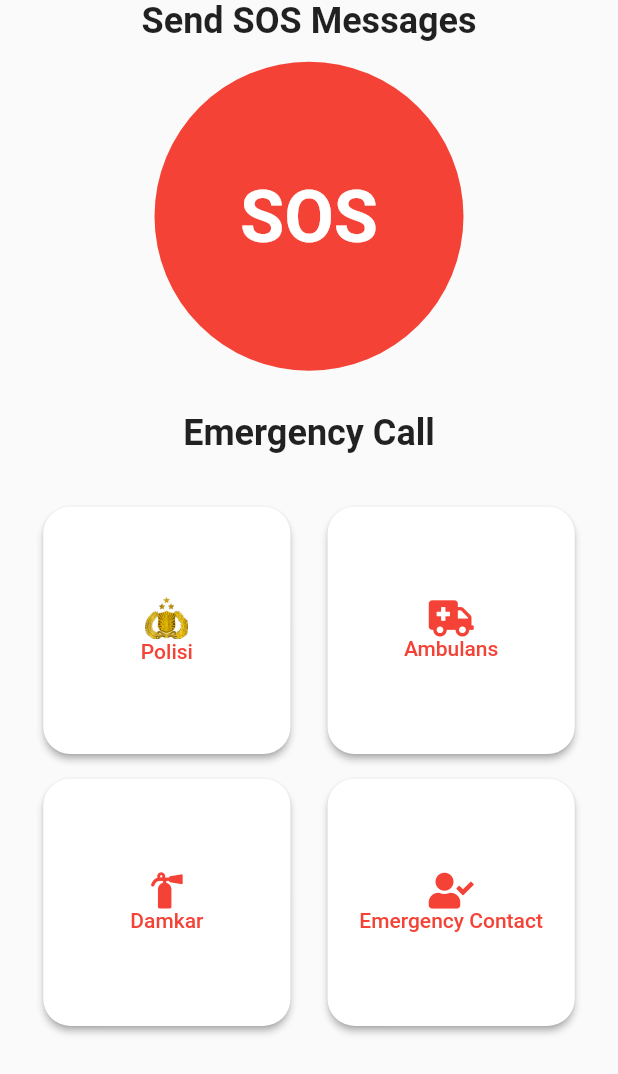
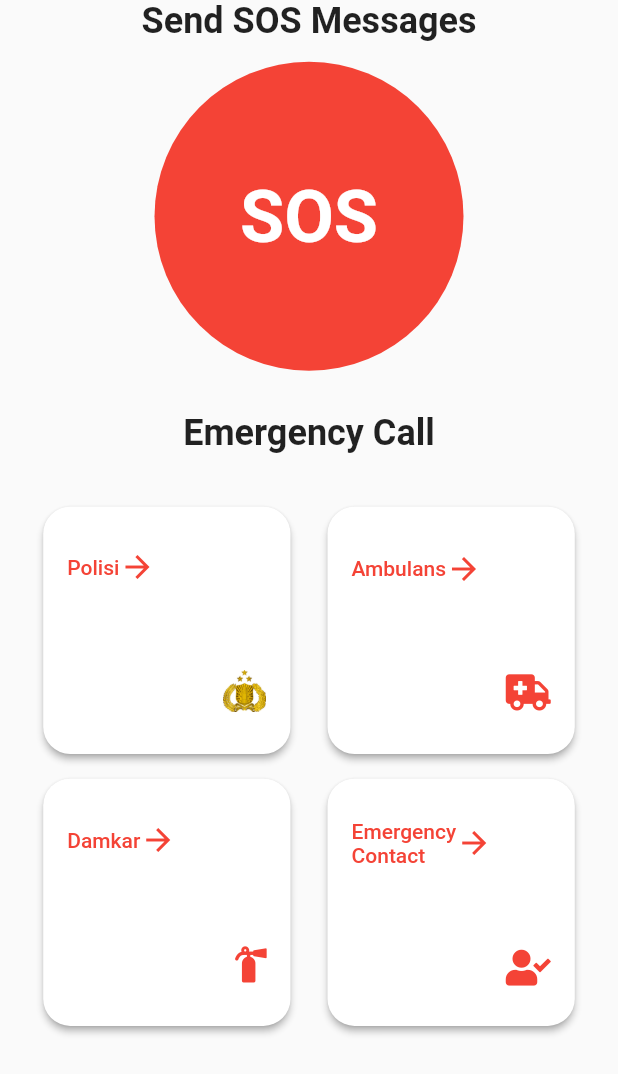
Before and after one commit to safirahrsh/app_sos_git, a Flutter app: the Home screen opened directly, on a phone screen of 412 x 824 dp. Shown: the top 1074 px of the screen. Run offline on Flutter 3.47's test engine with Material 2 defaults, Android fonts, the phone set to English and light mode, and no system bars; our stand-ins replace dots_indicator, font_awesome_flutter, introduction_screen.

Commit message:
adjusted call buttons to match those in mockup

```diff
--- a/lib/home.dart
+++ b/lib/home.dart
@@ -77,14 +77,28 @@ class _HomeState extends State<Home> {
                   child: ElevatedButton(
                       onPressed: () {},
                       child: Column(
-                        mainAxisAlignment: MainAxisAlignment.center,
-                        crossAxisAlignment: CrossAxisAlignment.center,
+                        mainAxisAlignment: MainAxisAlignment.spaceAround,
+                        crossAxisAlignment: CrossAxisAlignment.start,
                         children: [
-                          Image.asset("assets/img/icon_polri.png", height: 28),
+                          Row(
+                            children: [
                               Text(
                                 'Polisi',
                                 style: TextStyle(color: Colors.red),
                               ),
+                              Icon(
+                                Icons.arrow_forward,
+                                color: Colors.red,
+                              )
+                            ],
+                          ),
+                          Row(
+                              mainAxisAlignment: MainAxisAlignment.end,
+                              crossAxisAlignment: CrossAxisAlignment.end,
+                              children: [
+                                Image.asset("assets/img/icon_polri.png",
+                                    height: 28)
+                              ]),
                         ],
                       ),
                       style: ButtonStyle(
@@ -104,14 +118,29 @@ class _HomeState extends State<Home> {
                   child: ElevatedButton(
                       onPressed: () {},
                       child: Column(
-                        mainAxisAlignment: MainAxisAlignment.center,
-                        crossAxisAlignment: CrossAxisAlignment.center,
+                        crossAxisAlignment: CrossAxisAlignment.start,
+                        mainAxisAlignment: MainAxisAlignment.spaceAround,
                         children: [
-                          FaIcon(FontAwesomeIcons.ambulance, color: Colors.red),
+                          Row(
+                            mainAxisAlignment: MainAxisAlignment.start,
+                            children: [
                               Text(
                                 'Ambulans',
                                 style: TextStyle(color: Colors.red),
                               ),
+                              Icon(
+                                Icons.arrow_forward,
+                                color: Colors.red,
+                              )
+                            ],
+                          ),
+                          Row(
+                              mainAxisAlignment: MainAxisAlignment.end,
+                              crossAxisAlignment: CrossAxisAlignment.end,
+                              children: [
+                                FaIcon(FontAwesomeIcons.ambulance,
+                                    color: Colors.red)
+                              ]),
                         ],
                       ),
                       style: ButtonStyle(
@@ -143,16 +172,30 @@ class _HomeState extends State<Home> {
                   child: ElevatedButton(
                       onPressed: () {},
                       child: Column(
-                        mainAxisAlignment: MainAxisAlignment.center,
-                        crossAxisAlignment: CrossAxisAlignment.center,
+                        mainAxisAlignment: MainAxisAlignment.spaceAround,
+                        crossAxisAlignment: CrossAxisAlignment.start,
                         children: [
-                          FaIcon(FontAwesomeIcons.fireExtinguisher,
-                              color: Colors.red),
+                          Row(
+                            children: [
                               Text(
                                 'Damkar',
                                 style: TextStyle(
                                   color: Colors.red,
                                 ),
+                              ),
+                              Icon(
+                                Icons.arrow_forward,
+                                color: Colors.red,
+                              )
+                            ],
+                          ),
+                          Row(
+                            mainAxisAlignment: MainAxisAlignment.end,
+                            crossAxisAlignment: CrossAxisAlignment.end,
+                            children: [
+                              FaIcon(FontAwesomeIcons.fireExtinguisher,
+                                  color: Colors.red),
+                            ],
                           ),
                         ],
                       ),
@@ -173,15 +216,27 @@ class _HomeState extends State<Home> {
                   child: ElevatedButton(
                       onPressed: () {},
                       child: Column(
-                        mainAxisAlignment: MainAxisAlignment.center,
-                        crossAxisAlignment: CrossAxisAlignment.center,
+                        mainAxisAlignment: MainAxisAlignment.spaceAround,
+                        crossAxisAlignment: CrossAxisAlignment.start,
                         children: [
-                          FaIcon(FontAwesomeIcons.userCheck, color: Colors.red),
+                          Row(
+                            children: [
                               Text(
-                            'Emergency Contact',
-                            textAlign: TextAlign.center,
+                                'Emergency\nContact',
+                                textAlign: TextAlign.left,
                                 style: TextStyle(color: Colors.red),
                               ),
+                              Icon(
+                                Icons.arrow_forward,
+                                color: Colors.red,
+                              )
+                            ],
+                          ),
+                          Row(
+                            mainAxisAlignment: MainAxisAlignment.end,
+                            crossAxisAlignment: CrossAxisAlignment.end,
+                            children: [
+                              FaIcon(FontAwesomeIcons.userCheck, color: Colors.red)]),
                         ],
                       ),
                       style: ButtonStyle(
```
Lines whose indentation alone changed are shown as unchanged.
